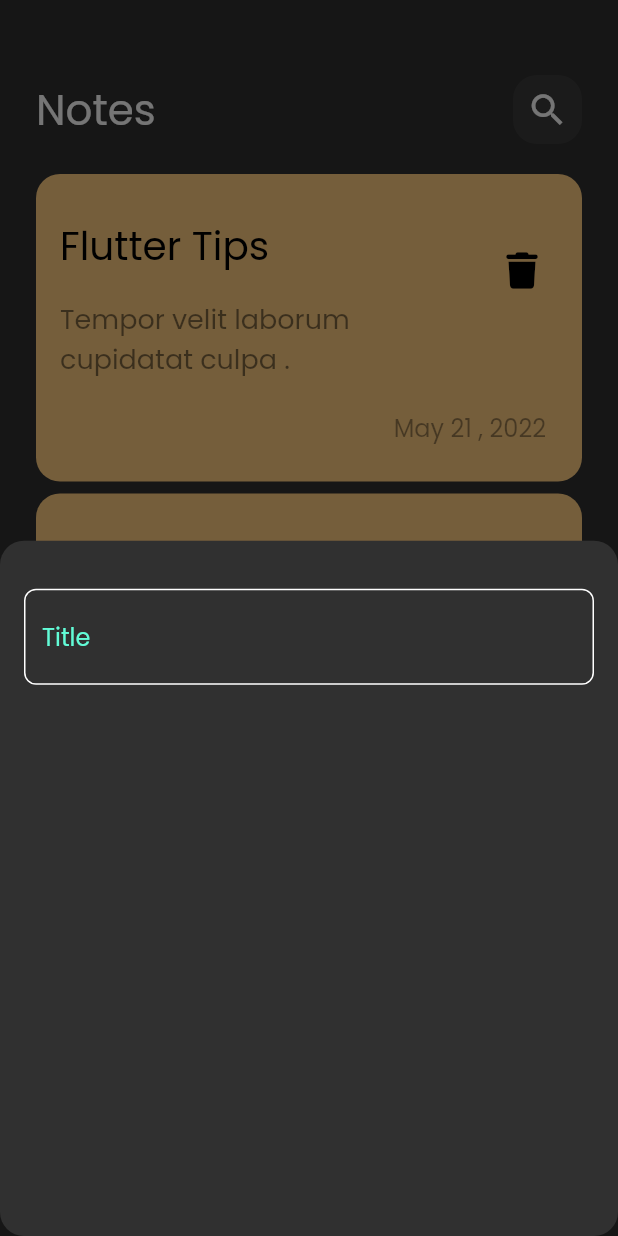
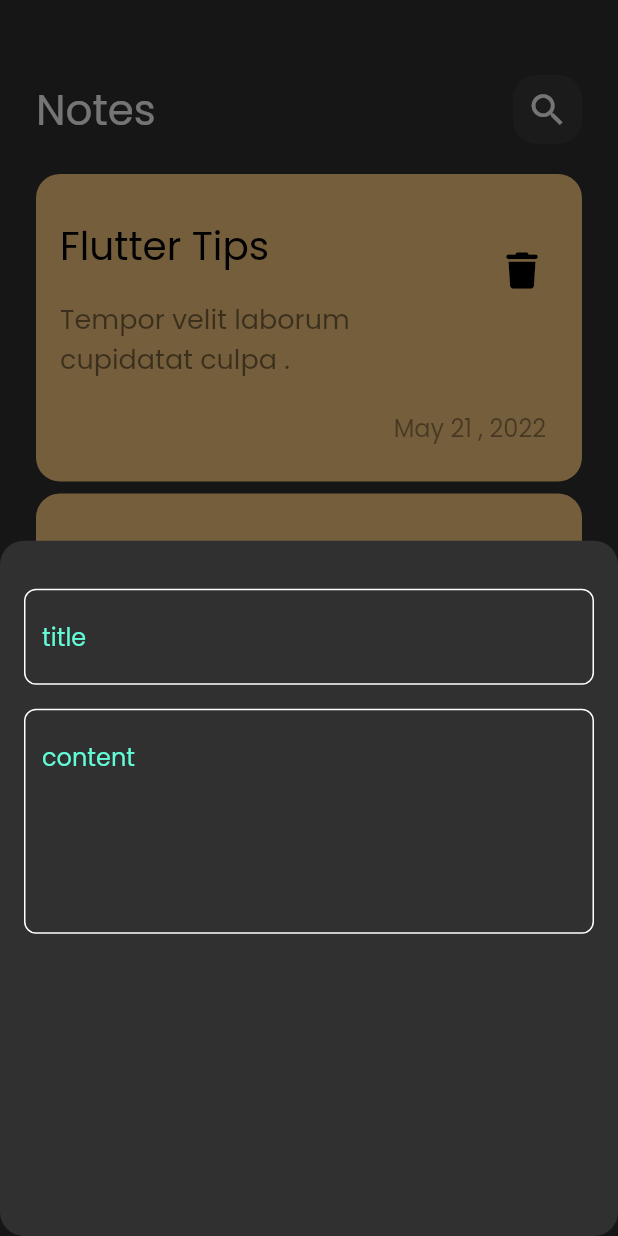
Before and after one commit to vintx64/Notes_App_Flutter, a Flutter app: the screen it shows after launch, after a tap on the "add" icon, on a phone screen of 412 x 824 dp. Run offline on Flutter 3.47's test engine with Material 2 defaults, Android fonts, the phone set to English and light mode, and no system bars; our stand-ins replace font_awesome_flutter.

Commit message:
add fields to notes bottom sheet

```diff
--- a/lib/views/widgets/add_note_bottom_sheet.dart
+++ b/lib/views/widgets/add_note_bottom_sheet.dart
@@ -9,11 +9,20 @@
     return Padding(
       padding: const EdgeInsets.symmetric(horizontal: 16),
       child: Column(
-        children: [
+        children: const [
           SizedBox(
             height: 32,
           ),
-          CustomTextField(),
+          CustomTextField(
+            hint: 'title',
+          ),
+          SizedBox(
+            height: 16,
+          ),
+          CustomTextField(
+            hint: 'content',
+            maxLines: 5,
+          )
         ],
       ),
     );
--- a/lib/views/widgets/custom_text_field.dart
+++ b/lib/views/widgets/custom_text_field.dart
@@ -4,14 +4,16 @@
 import 'package:notes_app_flutter/constants.dart';
 
 class CustomTextField extends StatelessWidget {
-  const CustomTextField({super.key});
-
+  const CustomTextField({super.key, required this.hint, this.maxLines = 1});
+  final String hint;
+  final int maxLines;
   @override
   Widget build(BuildContext context) {
     return TextField(
       cursorColor: kPrimaryColor,
+      maxLines: maxLines,
       decoration: InputDecoration(
-        hintText: 'Title',
+        hintText: hint,
         hintStyle: const TextStyle(
           color: kPrimaryColor,
         ),
```
